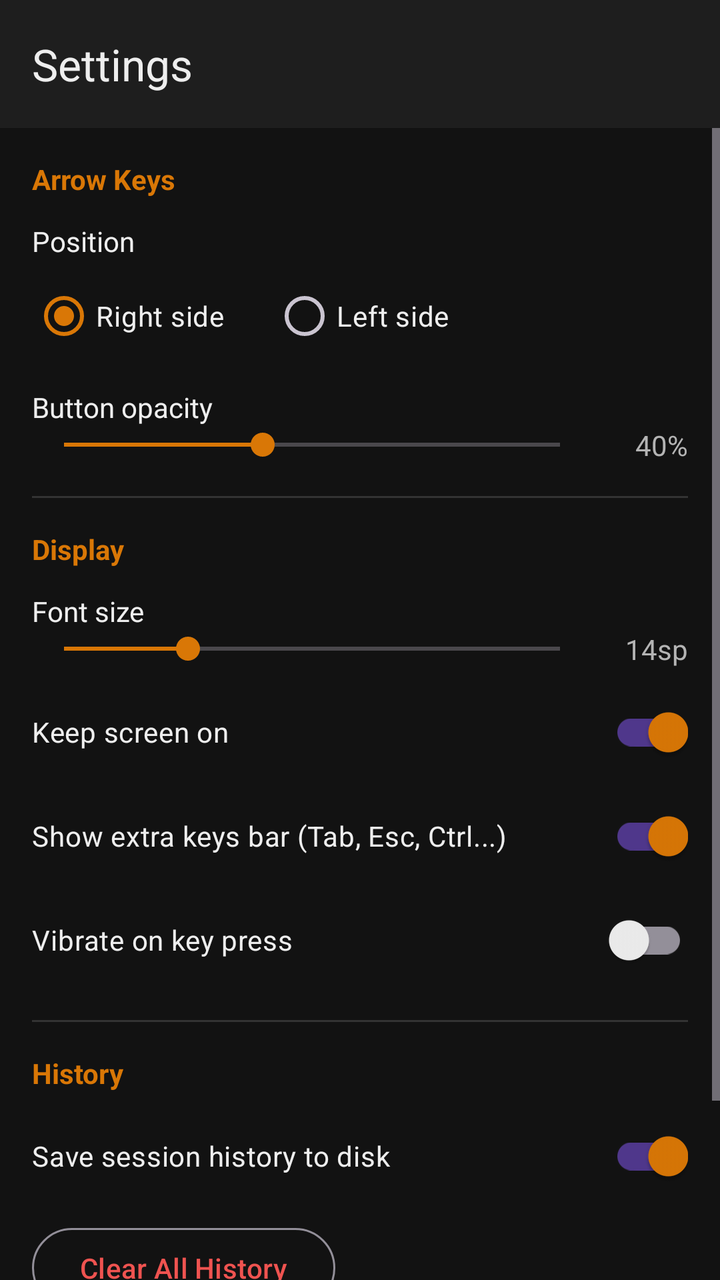
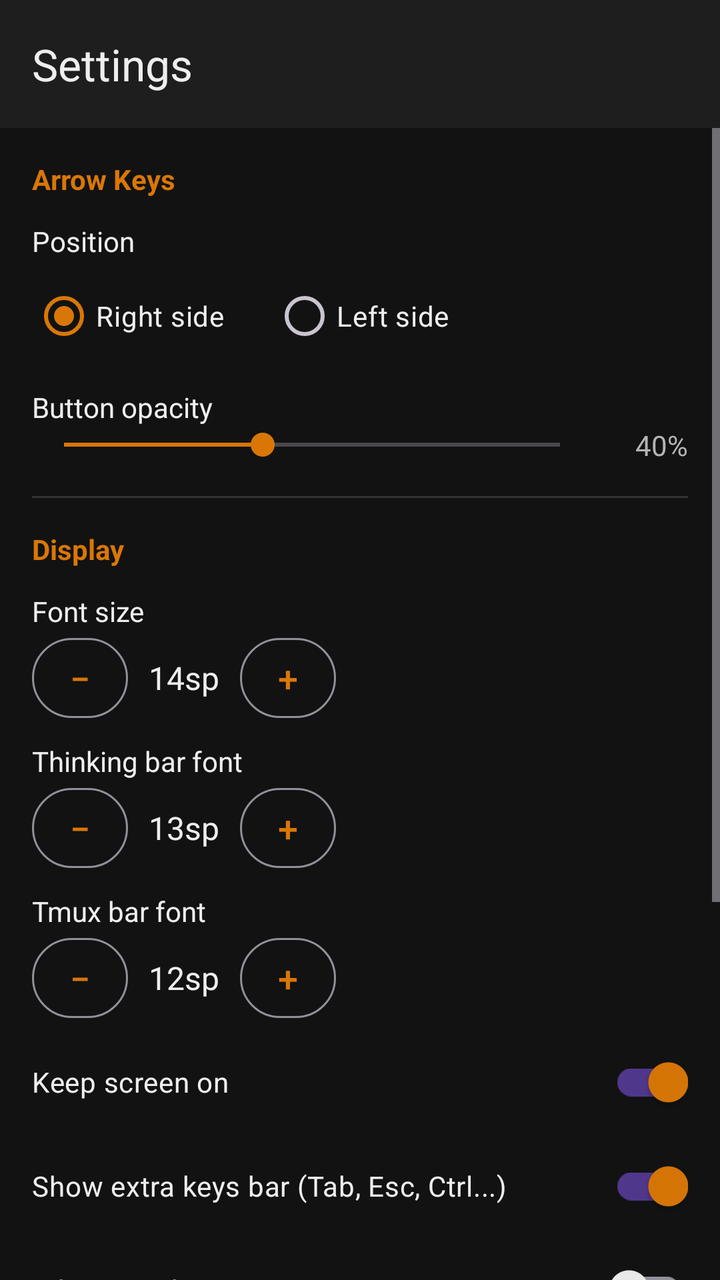

Before-and-after screenshots of an Android layout around one commit, followed by the original layout XML and the change that was made.
<!-- AndroidManifest.xml: application theme Theme.ClaudeSSH -->
<!-- res/layout/activity_settings.xml -->
<?xml version="1.0" encoding="utf-8"?>
<androidx.constraintlayout.widget.ConstraintLayout
    xmlns:android="http://schemas.android.com/apk/res/android"
    xmlns:app="http://schemas.android.com/apk/res-auto"
    android:layout_width="match_parent"
    android:layout_height="match_parent"
    android:fitsSystemWindows="true"
    android:background="@color/background">

    <com.google.android.material.appbar.MaterialToolbar
        android:id="@+id/toolbar"
        android:layout_width="match_parent"
        android:layout_height="?attr/actionBarSize"
        android:background="@color/surface"
        app:title="@string/settings"
        app:titleTextColor="@color/text_primary"
        app:layout_constraintTop_toTopOf="parent" />

    <ScrollView
        android:layout_width="match_parent"
        android:layout_height="0dp"
        app:layout_constraintTop_toBottomOf="@id/toolbar"
        app:layout_constraintBottom_toBottomOf="parent">

        <LinearLayout
            android:layout_width="match_parent"
            android:layout_height="wrap_content"
            android:orientation="vertical"
            android:padding="16dp">

            
            <TextView
                android:layout_width="wrap_content"
                android:layout_height="wrap_content"
                android:text="@string/arrow_keys"
                android:textColor="@color/accent"
                android:textSize="14sp"
                android:textStyle="bold" />

            <TextView
                android:layout_width="wrap_content"
                android:layout_height="wrap_content"
                android:layout_marginTop="12dp"
                android:text="@string/arrow_position"
                android:textColor="@color/text_primary" />

            <RadioGroup
                android:layout_width="match_parent"
                android:layout_height="wrap_content"
                android:orientation="horizontal"
                android:layout_marginTop="4dp">

                <RadioButton
                    android:id="@+id/radioArrowRight"
                    android:layout_width="wrap_content"
                    android:layout_height="wrap_content"
                    android:text="@string/right_side"
                    android:textColor="@color/text_primary"
                    android:checked="true" />

                <RadioButton
                    android:id="@+id/radioArrowLeft"
                    android:layout_width="wrap_content"
                    android:layout_height="wrap_content"
                    android:layout_marginStart="24dp"
                    android:text="@string/left_side"
                    android:textColor="@color/text_primary" />
            </RadioGroup>

            <TextView
                android:layout_width="wrap_content"
                android:layout_height="wrap_content"
                android:layout_marginTop="12dp"
                android:text="@string/button_opacity"
                android:textColor="@color/text_primary" />

            <LinearLayout
                android:layout_width="match_parent"
                android:layout_height="wrap_content"
                android:orientation="horizontal"
                android:gravity="center_vertical">

                <SeekBar
                    android:id="@+id/seekbarOpacity"
                    android:layout_width="0dp"
                    android:layout_height="wrap_content"
                    android:layout_weight="1"
                    android:max="100"
                    android:progress="40" />

                <TextView
                    android:id="@+id/textOpacityValue"
                    android:layout_width="48dp"
                    android:layout_height="wrap_content"
                    android:text="40%"
                    android:textColor="@color/text_secondary"
                    android:gravity="end" />
            </LinearLayout>

            
            <View
                android:layout_width="match_parent"
                android:layout_height="1dp"
                android:layout_marginTop="16dp"
                android:background="@color/divider" />

            <TextView
                android:layout_width="wrap_content"
                android:layout_height="wrap_content"
                android:layout_marginTop="16dp"
                android:text="@string/display"
                android:textColor="@color/accent"
                android:textSize="14sp"
                android:textStyle="bold" />

            <TextView
                android:layout_width="wrap_content"
                android:layout_height="wrap_content"
                android:layout_marginTop="12dp"
                android:text="@string/font_size"
                android:textColor="@color/text_primary" />

            <LinearLayout
                android:layout_width="match_parent"
                android:layout_height="wrap_content"
                android:orientation="horizontal"
                android:gravity="center_vertical">

                <SeekBar
                    android:id="@+id/seekbarFontSize"
                    android:layout_width="0dp"
                    android:layout_height="wrap_content"
                    android:layout_weight="1"
                    android:max="24"
                    android:progress="6" />

                <TextView
                    android:id="@+id/textFontSizeValue"
                    android:layout_width="48dp"
                    android:layout_height="wrap_content"
                    android:text="14sp"
                    android:textColor="@color/text_secondary"
                    android:gravity="end" />
            </LinearLayout>

            <com.google.android.material.switchmaterial.SwitchMaterial
                android:id="@+id/switchKeepScreenOn"
                android:layout_width="match_parent"
                android:layout_height="wrap_content"
                android:layout_marginTop="8dp"
                android:text="@string/keep_screen_on"
                android:textColor="@color/text_primary"
                android:checked="true" />

            <com.google.android.material.switchmaterial.SwitchMaterial
                android:id="@+id/switchShowExtraKeys"
                android:layout_width="match_parent"
                android:layout_height="wrap_content"
                android:layout_marginTop="4dp"
                android:text="@string/show_extra_keys"
                android:textColor="@color/text_primary"
                android:checked="true" />

            <com.google.android.material.switchmaterial.SwitchMaterial
                android:id="@+id/switchVibrate"
                android:layout_width="match_parent"
                android:layout_height="wrap_content"
                android:layout_marginTop="4dp"
                android:text="@string/vibrate_on_press"
                android:textColor="@color/text_primary" />

            
            <View
                android:layout_width="match_parent"
                android:layout_height="1dp"
                android:layout_marginTop="16dp"
                android:background="@color/divider" />

            <TextView
                android:layout_width="wrap_content"
                android:layout_height="wrap_content"
                android:layout_marginTop="16dp"
                android:text="@string/history"
                android:textColor="@color/accent"
                android:textSize="14sp"
                android:textStyle="bold" />

            <com.google.android.material.switchmaterial.SwitchMaterial
                android:id="@+id/switchSaveHistory"
                android:layout_width="match_parent"
                android:layout_height="wrap_content"
                android:layout_marginTop="8dp"
                android:text="@string/save_history_between_sessions"
                android:textColor="@color/text_primary"
                android:checked="true" />

            <com.google.android.material.button.MaterialButton
                android:id="@+id/buttonClearHistory"
                style="@style/Widget.Material3.Button.OutlinedButton"
                android:layout_width="wrap_content"
                android:layout_height="wrap_content"
                android:layout_marginTop="8dp"
                android:text="@string/clear_all_history"
                android:textColor="@color/error" />

            
            <com.google.android.material.button.MaterialButton
                android:id="@+id/buttonSave"
                android:layout_width="match_parent"
                android:layout_height="wrap_content"
                android:layout_marginTop="24dp"
                android:text="@string/save_settings"
                app:backgroundTint="@color/accent" />

        </LinearLayout>
    </ScrollView>

</androidx.constraintlayout.widget.ConstraintLayout>
<!-- resources referenced by this layout -->
<resources>
  <color name="accent">#D97706</color>
  <color name="background">#121212</color>
  <color name="divider">#333333</color>
  <color name="error">#EF5350</color>
  <color name="surface">#1E1E1E</color>
  <color name="text_primary">#EEEEEE</color>
  <color name="text_secondary">#B4B4B4</color>
  <string name="arrow_keys">Arrow Keys</string>
  <string name="arrow_position">Position</string>
  <string name="button_opacity">Button opacity</string>
  <string name="clear_all_history">Clear All History</string>
  <string name="display">Display</string>
  <string name="font_size">Font size</string>
  <string name="history">History</string>
  <string name="keep_screen_on">Keep screen on</string>
  <string name="left_side">Left side</string>
  <string name="right_side">Right side</string>
  <string name="save_history_between_sessions">Save session history to disk</string>
  <string name="save_settings">Save Settings</string>
  <string name="settings">Settings</string>
  <string name="show_extra_keys">Show extra keys bar (Tab, Esc, Ctrl...)</string>
  <string name="vibrate_on_press">Vibrate on key press</string>
  <style name="Theme.ClaudeSSH" parent="Theme.Material3.Dark.NoActionBar">
          <item name="colorPrimary">@color/accent</item>
          <item name="colorPrimaryDark">@color/accent_dark</item>
          <item name="colorAccent">@color/accent</item>
          <item name="android:colorBackground">@color/background</item>
          <item name="colorSurface">@color/surface</item>
          <item name="colorOnPrimary">@color/text_primary</item>
          <item name="colorOnSurface">@color/text_primary</item>
          <item name="android:statusBarColor">@color/surface</item>
          <item name="android:navigationBarColor">@color/surface</item>
          <item name="android:windowBackground">@color/background</item>
      </style>
  <color name="accent_dark">#B45309</color>
</resources>

<!-- the commit's change to res/layout/activity_settings.xml (unified diff, before → after) -->
@@ -113,6 +113,7 @@
                 android:textSize="14sp"
                 android:textStyle="bold" />
 
+            
             <TextView
                 android:layout_width="wrap_content"
                 android:layout_height="wrap_content"
@@ -124,23 +125,133 @@
                 android:layout_width="match_parent"
                 android:layout_height="wrap_content"
                 android:orientation="horizontal"
-                android:gravity="center_vertical">
-
-                <SeekBar
-                    android:id="@+id/seekbarFontSize"
-                    android:layout_width="0dp"
-                    android:layout_height="wrap_content"
-                    android:layout_weight="1"
-                    android:max="24"
-                    android:progress="6" />
+                android:gravity="center_vertical"
+                android:layout_marginTop="4dp">
+
+                <com.google.android.material.button.MaterialButton
+                    android:id="@+id/btnFontMinus"
+                    style="@style/Widget.Material3.Button.OutlinedButton"
+                    android:layout_width="48dp"
+                    android:layout_height="40dp"
+                    android:text="−"
+                    android:textSize="18sp"
+                    android:padding="0dp"
+                    android:insetTop="0dp"
+                    android:insetBottom="0dp" />
 
                 <TextView
                     android:id="@+id/textFontSizeValue"
-                    android:layout_width="48dp"
+                    android:layout_width="56dp"
                     android:layout_height="wrap_content"
                     android:text="14sp"
-                    android:textColor="@color/text_secondary"
-                    android:gravity="end" />
+                    android:textColor="@color/text_primary"
+                    android:gravity="center"
+                    android:textSize="16sp" />
+
+                <com.google.android.material.button.MaterialButton
+                    android:id="@+id/btnFontPlus"
+                    style="@style/Widget.Material3.Button.OutlinedButton"
+                    android:layout_width="48dp"
+                    android:layout_height="40dp"
+                    android:text="+"
+                    android:textSize="18sp"
+                    android:padding="0dp"
+                    android:insetTop="0dp"
+                    android:insetBottom="0dp" />
+            </LinearLayout>
+
+            
+            <TextView
+                android:layout_width="wrap_content"
+                android:layout_height="wrap_content"
+                android:layout_marginTop="12dp"
+                android:text="Thinking bar font"
+                android:textColor="@color/text_primary" />
+
+            <LinearLayout
+                android:layout_width="match_parent"
+                android:layout_height="wrap_content"
+                android:orientation="horizontal"
+                android:gravity="center_vertical"
+                android:layout_marginTop="4dp">
+
+                <com.google.android.material.button.MaterialButton
+                    android:id="@+id/btnThinkingFontMinus"
+                    style="@style/Widget.Material3.Button.OutlinedButton"
+                    android:layout_width="48dp"
+                    android:layout_height="40dp"
+                    android:text="−"
+                    android:textSize="18sp"
+                    android:padding="0dp"
+                    android:insetTop="0dp"
+                    android:insetBottom="0dp" />
+
+                <TextView
+                    android:id="@+id/textThinkingFontSizeValue"
+                    android:layout_width="56dp"
+                    android:layout_height="wrap_content"
+                    android:text="13sp"
+                    android:textColor="@color/text_primary"
+                    android:gravity="center"
+                    android:textSize="16sp" />
+
+                <com.google.android.material.button.MaterialButton
+                    android:id="@+id/btnThinkingFontPlus"
+                    style="@style/Widget.Material3.Button.OutlinedButton"
+                    android:layout_width="48dp"
+                    android:layout_height="40dp"
+                    android:text="+"
+                    android:textSize="18sp"
+                    android:padding="0dp"
+                    android:insetTop="0dp"
+                    android:insetBottom="0dp" />
+            </LinearLayout>
+
+            
+            <TextView
+                android:layout_width="wrap_content"
+                android:layout_height="wrap_content"
+                android:layout_marginTop="12dp"
+                android:text="Tmux bar font"
+                android:textColor="@color/text_primary" />
+
+            <LinearLayout
+                android:layout_width="match_parent"
+                android:layout_height="wrap_content"
+                android:orientation="horizontal"
+                android:gravity="center_vertical"
+                android:layout_marginTop="4dp">
+
+                <com.google.android.material.button.MaterialButton
+                    android:id="@+id/btnTmuxFontMinus"
+                    style="@style/Widget.Material3.Button.OutlinedButton"
+                    android:layout_width="48dp"
+                    android:layout_height="40dp"
+                    android:text="−"
+                    android:textSize="18sp"
+                    android:padding="0dp"
+                    android:insetTop="0dp"
+                    android:insetBottom="0dp" />
+
+                <TextView
+                    android:id="@+id/textTmuxFontSizeValue"
+                    android:layout_width="56dp"
+                    android:layout_height="wrap_content"
+                    android:text="12sp"
+                    android:textColor="@color/text_primary"
+                    android:gravity="center"
+                    android:textSize="16sp" />
+
+                <com.google.android.material.button.MaterialButton
+                    android:id="@+id/btnTmuxFontPlus"
+                    style="@style/Widget.Material3.Button.OutlinedButton"
+                    android:layout_width="48dp"
+                    android:layout_height="40dp"
+                    android:text="+"
+                    android:textSize="18sp"
+                    android:padding="0dp"
+                    android:insetTop="0dp"
+                    android:insetBottom="0dp" />
             </LinearLayout>
 
             <com.google.android.material.switchmaterial.SwitchMaterial
